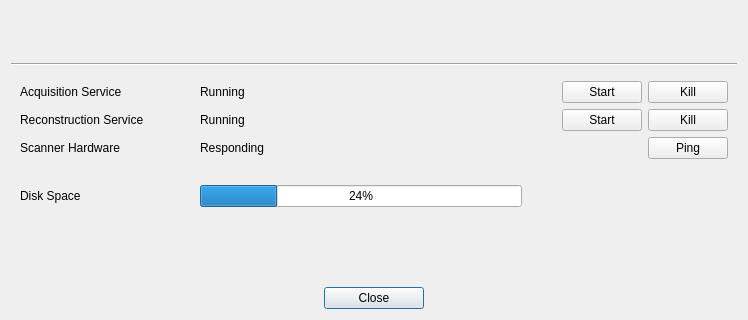
mri4all/console, file services/ui/forms/systemstatus.ui: the form before one commit; both pictures show x 0 to 748 and y 213 to 533 of the 748 by 533 pixel window.
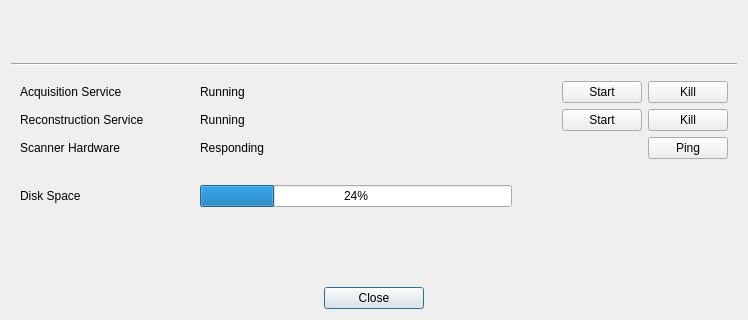
The form after the commit. Icons and pictures are not drawn.

Diff of the .ui file:
```diff
--- a/services/ui/forms/systemstatus.ui
+++ b/services/ui/forms/systemstatus.ui
@@ -288,7 +288,23 @@
          </widget>
         </item>
         <item>
-         <widget class="QLabel" name="label_7">
+         <spacer name="horizontalSpacer_6">
+          <property name="orientation">
+           <enum>Qt::Horizontal</enum>
+          </property>
+          <property name="sizeType">
+           <enum>QSizePolicy::Minimum</enum>
+          </property>
+          <property name="sizeHint" stdset="0">
+           <size>
+            <width>10</width>
+            <height>20</height>
+           </size>
+          </property>
+         </spacer>
+        </item>
+        <item>
+         <widget class="QLabel" name="diskspaceFreeLabel">
           <property name="minimumSize">
            <size>
             <width>200</width>
```
Left out of the diff: 5 changed lines with no effect on the pictures.
